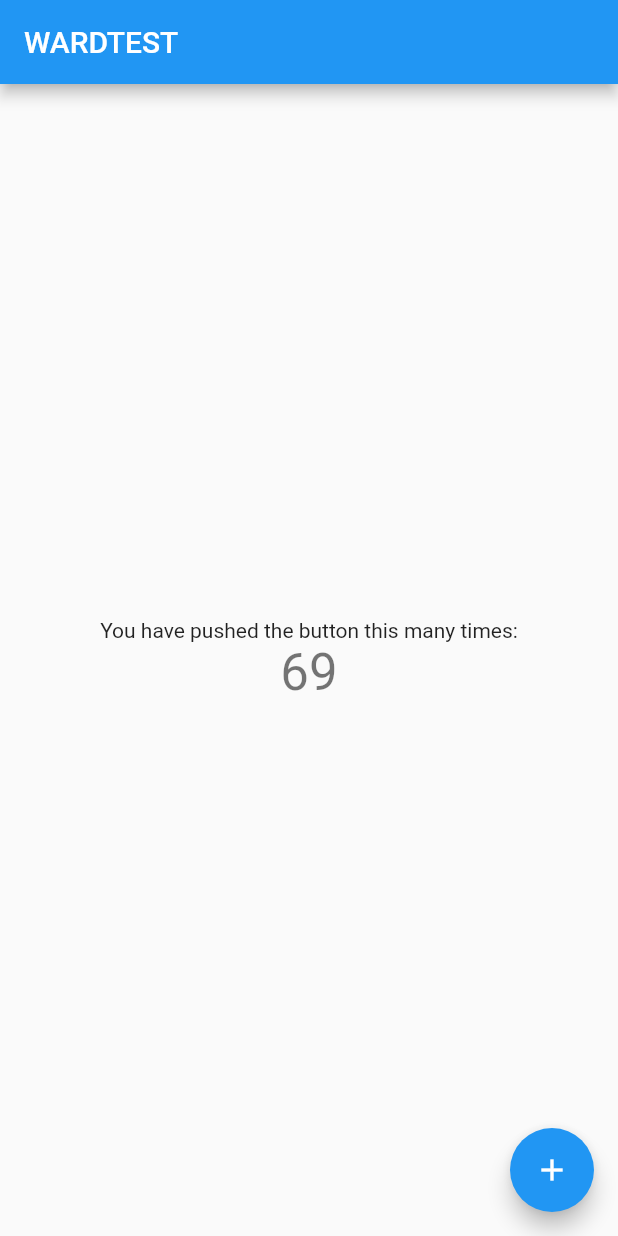
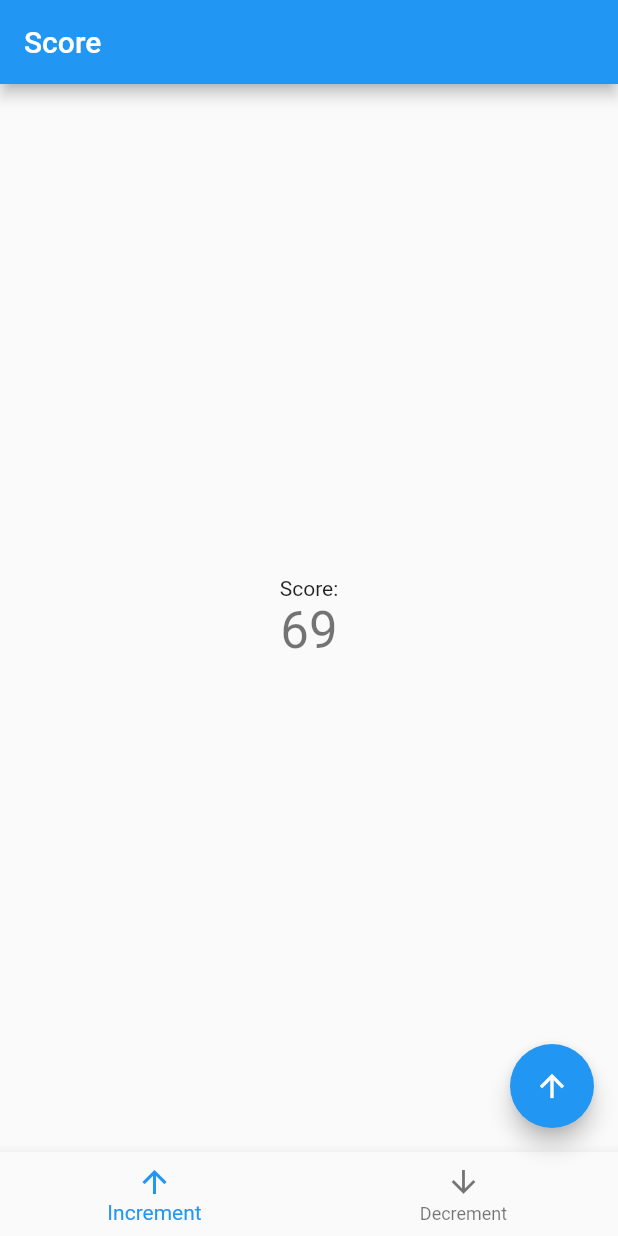
Before and after one commit to wardpenney/test_flutter_redux, a Flutter app: the screen it shows after launch, on a phone screen of 412 x 824 dp. Run offline on Flutter 3.47's test engine with Material 2 defaults, Android fonts, the phone set to English and light mode, and no system bars; our stand-ins replace flutter_redux, redux.

Commit message:
Add tabs
I dislike how these floating tabs came out,
but I just want to move on. I'll refactor
more later when I know more about what
Material has to offer.

```diff
--- a/lib/actions/actions.dart
+++ b/lib/actions/actions.dart
@@ -1,3 +1,16 @@
+import 'package:test_flutter_redux/models/models.dart';
+
+class DecrementCountAction {}
 class IncrementCountAction {}
+class SetupCounterAction {}
 
-class SetupCounterAction {}
+class UpdateTabAction {
+  final AppTab newTab;
+
+  UpdateTabAction(this.newTab);
+
+  @override
+  String toString() {
+    return 'UpdateTabAction{newTab: $newTab}';
+  }
+}
--- /dev/null
+++ b/lib/containers/active_tab.dart
@@ -0,0 +1,20 @@
+import 'package:flutter/cupertino.dart';
+import 'package:flutter/foundation.dart';
+import 'package:flutter_redux/flutter_redux.dart';
+import 'package:redux/redux.dart';
+import 'package:test_flutter_redux/models/models.dart';
+
+class ActiveTab extends StatelessWidget {
+  final ViewModelBuilder<AppTab> builder;
+
+  ActiveTab({Key key, @required this.builder}) : super(key: key);
+
+  @override
+  Widget build(BuildContext context) {
+    return StoreConnector<AppState, AppTab>(
+      distinct: true,
+      converter: (Store<AppState> store) => store.state.activeTab,
+      builder: builder,
+    );
+  }
+}
--- /dev/null
+++ b/lib/containers/tab_selector.dart
@@ -0,0 +1,71 @@
+import 'package:flutter/cupertino.dart';
+import 'package:flutter/foundation.dart';
+import 'package:flutter/material.dart';
+import 'package:flutter_redux/flutter_redux.dart';
+import 'package:redux/redux.dart';
+import 'package:test_flutter_redux/actions/actions.dart';
+import 'package:test_flutter_redux/models/models.dart';
+import 'package:test_flutter_redux/keys/keys.dart';
+
+class TabSelector extends StatelessWidget {
+  TabSelector({Key key}) : super(key: key);
+
+  @override
+  Widget build(BuildContext context) {
+    return StoreConnector<AppState, _ViewModel>(
+      distinct: true,
+      converter: _ViewModel.fromStore,
+      builder: (context, vm) {
+        return BottomNavigationBar(
+          key: KeysScreens.tabs,
+          currentIndex: AppTab.values.indexOf(vm.activeTab),
+          onTap: vm.onTabSelected,
+          items: AppTab.values.map((tab) {
+            return BottomNavigationBarItem(
+              icon: Icon(
+                tab == AppTab.inrement
+                  ? Icons.arrow_upward
+                  : Icons.arrow_downward,
+                key: tab == AppTab.inrement
+                  ? KeysScreens.incrementScreen
+                  : KeysScreens.decrementScreen,
+              ),
+              title: Text(tab == AppTab.inrement
+                ? "Increment"
+                : "Decrement"),
+            );
+          }).toList(),
+        );
+      },
+    );
+  }
+}
+
+class _ViewModel {
+  final AppTab activeTab;
+  final Function(int) onTabSelected;
+
+  _ViewModel({
+    @required this.activeTab,
+    @required this.onTabSelected,
+  });
+
+  static _ViewModel fromStore(Store<AppState> store) {
+    return _ViewModel(
+      activeTab: store.state.activeTab,
+      onTabSelected: (index) {
+        store.dispatch(UpdateTabAction((AppTab.values[index])));
+      },
+    );
+  }
+
+  @override
+  bool operator ==(Object other) =>
+      identical(this, other) ||
+      other is _ViewModel &&
+          runtimeType == other.runtimeType &&
+          activeTab == other.activeTab;
+
+  @override
+  int get hashCode => activeTab.hashCode;
+}
--- a/lib/keys/buttons.dart
+++ b/lib/keys/buttons.dart
@@ -1,5 +1,6 @@
 import 'package:flutter/widgets.dart';
 
 class KeysButtons {
+  static final decrementCounter = const Key('__decrementCounter__');
   static final incrementCounter = const Key('__incrementCounter__');
 }
--- a/lib/keys/keys.dart
+++ b/lib/keys/keys.dart
@@ -1,2 +1,3 @@
 export 'package:test_flutter_redux/keys/buttons.dart';
 export 'package:test_flutter_redux/keys/routes.dart';
+export 'package:test_flutter_redux/keys/screens.dart';
--- /dev/null
+++ b/lib/keys/screens.dart
@@ -0,0 +1,8 @@
+import 'package:flutter/widgets.dart';
+
+class KeysScreens {
+  static final homeScreen = const Key("__HomeScreen__");
+  static final incrementScreen = const Key("__IncrementScreen__");
+  static final decrementScreen = const Key("__DecrementScreen__");
+  static final tabs = const Key('__tabs__');
+}
--- a/lib/main.dart
+++ b/lib/main.dart
@@ -3,7 +3,6 @@ import 'package:flutter_redux/flutter_redux.dart';
 import 'package:redux/redux.dart';
 import 'package:test_flutter_redux/reducers/app_state_reducer.dart';
 import 'package:test_flutter_redux/models/models.dart';
-import 'package:test_flutter_redux/actions/actions.dart';
 import 'package:test_flutter_redux/presentation/home_screen.dart';
 import 'package:test_flutter_redux/keys/keys.dart';
 
@@ -23,14 +22,9 @@ class MyApp extends StatelessWidget {
     return StoreProvider(
       store: store,
       child: MaterialApp(
-        title: "WARDTEST",
         routes: {
           KeysRoutes.home: (context) {
-            return HomeScreen(
-              onInit: () {
-                StoreProvider.of<AppState>(context).dispatch(SetupCounterAction());
-              },
-            );
+            return HomeScreen();
           },
         },
       ),
--- a/lib/models/app_state.dart
+++ b/lib/models/app_state.dart
@@ -1,22 +1,44 @@
 import 'package:meta/meta.dart';
+import 'package:test_flutter_redux/models/models.dart';
 
 @immutable
 class AppState {
   final int counter;
+  final AppTab activeTab;
 
   AppState({
     this.counter,
+    this.activeTab = AppTab.inrement,
   });
 
 	AppState copyWith({
+    AppTab activeTab,
     int counter,
   }) {
 		return new AppState(
+      activeTab: activeTab ?? this.activeTab,
 			counter: counter ?? this.counter,
 		);
 	}
 
+  @override
+  int get hashCode =>
+      counter.hashCode ^
+      activeTab.hashCode;
+
+  @override
+  bool operator ==(Object other) =>
+      identical(this, other) ||
+      other is AppState &&
+          counter == other.counter &&
+          activeTab == other.activeTab;
+
   factory AppState.initial() => AppState(
     counter: 69
   );
+
+  @override
+  String toString() {
+    return 'AppState{counter: $counter, activeTab: $activeTab}';
+  }
 }
--- /dev/null
+++ b/lib/models/app_tab.dart
@@ -0,0 +1 @@
+enum AppTab { inrement, decrement }
--- a/lib/models/models.dart
+++ b/lib/models/models.dart
@@ -1 +1,2 @@
 export 'app_state.dart';
+export 'app_tab.dart';
--- a/lib/presentation/home_screen.dart
+++ b/lib/presentation/home_screen.dart
@@ -1,16 +1,14 @@
 import 'package:flutter/material.dart';
 import 'package:flutter_redux/flutter_redux.dart';
 import 'package:test_flutter_redux/containers/counter.dart';
+import 'package:test_flutter_redux/containers/active_tab.dart';
+import 'package:test_flutter_redux/containers/tab_selector.dart';
 import 'package:test_flutter_redux/keys/keys.dart';
 import 'package:test_flutter_redux/actions/actions.dart';
 import 'package:test_flutter_redux/models/models.dart';
 
 class HomeScreen extends StatefulWidget {
-  final void Function() onInit;
-
-  HomeScreen({
-    @required this.onInit,
-  }) : super(key: const Key('__homeScreen__'));
+  HomeScreen() : super(key: KeysScreens.homeScreen);
 
   @override
   HomeScreenState createState() {
@@ -21,34 +19,45 @@ class HomeScreen extends StatefulWidget {
 class HomeScreenState extends State<HomeScreen> {
   @override
   void initState() {
-    widget.onInit();
     super.initState();
   }
 
   @override
   Widget build(BuildContext context) {
+    return ActiveTab(
+      builder: (BuildContext context, AppTab activeTab) {
+        final floatingIcon = activeTab == AppTab.inrement
+          ? Icons.arrow_upward
+          : Icons.arrow_downward;
+
         return Scaffold(
           appBar: AppBar(
-        title: Text("WARDTEST"),
+            title: Text("Score"),
           ),
           body: Center(
             child: Column(
               mainAxisAlignment: MainAxisAlignment.center,
               children: <Widget>[
                 Text(
-              'You have pushed the button this many times:',
+                  'Score:',
                 ),
                 Counter(),
               ],
             ),
           ),
+          bottomNavigationBar: TabSelector(),
           floatingActionButton: FloatingActionButton(
             key: KeysButtons.incrementCounter,
             onPressed: () {
-          StoreProvider.of<AppState>(context).dispatch(IncrementCountAction());
+              final floatingAction = activeTab == AppTab.inrement
+                ? IncrementCountAction()
+                : DecrementCountAction();
+              StoreProvider.of<AppState>(context).dispatch(floatingAction);
             },
-        child: Icon(Icons.add),
+            child: Icon(floatingIcon),
           ),
         );
       }
+    );
   }
+}
--- a/lib/reducers/app_state_reducer.dart
+++ b/lib/reducers/app_state_reducer.dart
@@ -1,8 +1,10 @@
 import 'package:test_flutter_redux/models/models.dart';
 import 'package:test_flutter_redux/reducers/counter_reducer.dart';
+import 'package:test_flutter_redux/reducers/tabs_reducer.dart';
 
 AppState appReducer(AppState state, action) {
   return AppState(
     counter: counterReducer(state.counter, action),
+    activeTab: tabsReducer(state.activeTab, action),
   );
 }
--- a/lib/reducers/counter_reducer.dart
+++ b/lib/reducers/counter_reducer.dart
@@ -2,9 +2,14 @@ import 'package:redux/redux.dart';
 import 'package:test_flutter_redux/actions/actions.dart';
 
 final counterReducer = combineReducers<int>([
+  TypedReducer<int, DecrementCountAction>(_decrementCounterReducer),
   TypedReducer<int, IncrementCountAction>(_incrementCounterReducer),
 ]);
 
 int _incrementCounterReducer(int counter, IncrementCountAction action) {
   return counter + 1;
 }
+
+int _decrementCounterReducer(int counter, DecrementCountAction action) {
+  return counter - 1;
+}
--- /dev/null
+++ b/lib/reducers/tabs_reducer.dart
@@ -0,0 +1,11 @@
+import 'package:redux/redux.dart';
+import 'package:test_flutter_redux/actions/actions.dart';
+import 'package:test_flutter_redux/models/models.dart';
+
+final tabsReducer = combineReducers<AppTab>([
+  TypedReducer<AppTab, UpdateTabAction>(_activeTabReducer),
+]);
+
+AppTab _activeTabReducer(AppTab activeTab, UpdateTabAction action) {
+  return action.newTab;
+}
--- a/pubspec.yaml
+++ b/pubspec.yaml
@@ -22,6 +22,7 @@ dependencies:
   flutter_redux: ^0.5.3
   flutter:
     sdk: flutter
+  cloud_firestore: ^0.9.7
 
   # The following adds the Cupertino Icons font to your application.
   # Use with the CupertinoIcons class for iOS style icons.
```
Also changed, not shown: pubspec.lock, 11 other files. Lines whose indentation alone changed are shown as unchanged.
